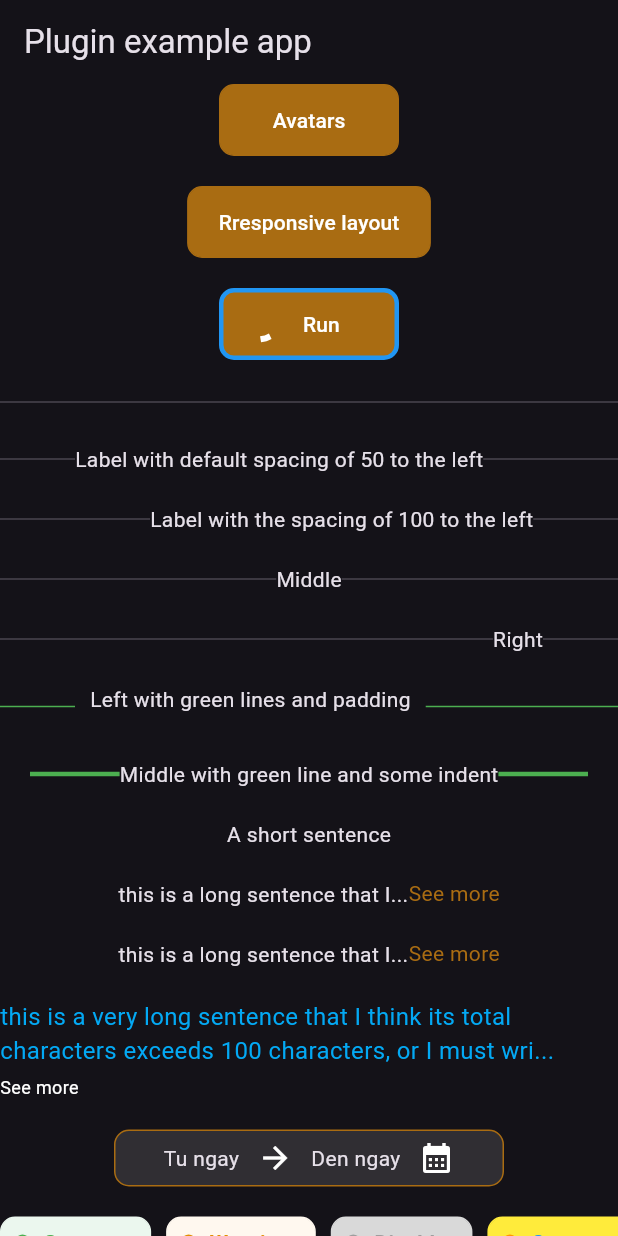
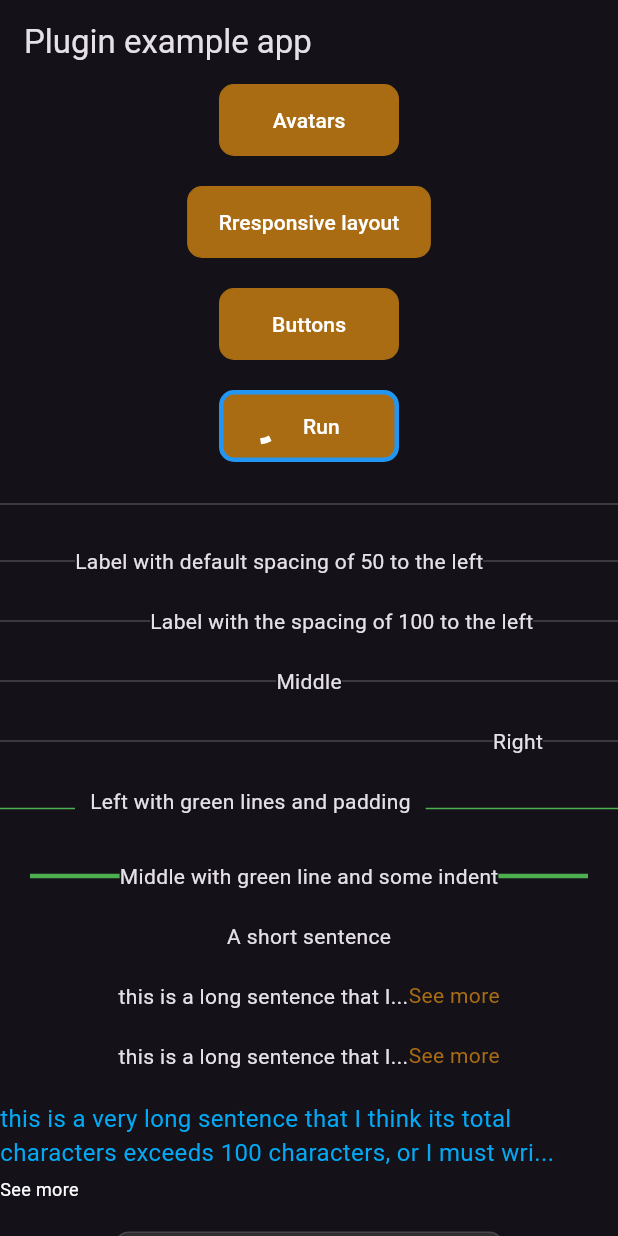
Before and after one commit to HoangPhamThai/buffalo-design, a Flutter app: the screen it shows after launch, on a phone screen of 412 x 824 dp. Run offline on Flutter 3.47's test engine with Material 2 defaults, Android fonts, the phone set to English and light mode, and no system bars; our stand-ins replace plugin_platform_interface, scroll_to_index; missing offline and left inert: dart:html.

Commit message:
optimize base border widget to make it easy to use; add appbar; update example;

```diff
--- a/example/lib/main.dart
+++ b/example/lib/main.dart
@@ -1,6 +1,7 @@
 import 'package:buffalo_design/core/base_widgets/base_widget.dart';
-import 'package:buffalo_design_example/page.dart';
 import 'package:buffalo_design_example/pages/avatar.dart';
+import 'package:buffalo_design_example/pages/button.dart';
+import 'package:buffalo_design_example/pages/responsive.dart';
 import 'package:flutter/material.dart';
 
 import 'package:buffalo_design/buffalo_design.dart';
@@ -56,9 +57,15 @@ class _MyHomeAppState extends State<MyHomeApp> {
               ),
               BFButton(
                 onPressed: () {
-                  Navigator.of(context).push(MaterialPageRoute(builder: (context) => PageScreen()));
+                  Navigator.of(context).push(MaterialPageRoute(builder: (context) => ResponsiveScreen()));
                 },
                 child: Text("Rresponsive layout"),
+              ),
+              BFButton(
+                onPressed: () {
+                  Navigator.of(context).push(MaterialPageRoute(builder: (context) => ButtonPage()));
+                },
+                child: Text("Buttons"),
               ),
               BFButton(
                 onPressed: () {
--- a/example/lib/page.dart
+++ b/example/lib/pages/responsive.dart
@@ -1,14 +1,14 @@
 import 'package:buffalo_design/buffalo_design.dart';
 import 'package:flutter/material.dart';
 
-class PageScreen extends BaseScreen {
-  const PageScreen({super.key});
+class ResponsiveScreen extends BaseScreen {
+  const ResponsiveScreen({super.key});
 
   @override
   _PageScreenState createState() => _PageScreenState();
 }
 
-class _PageScreenState extends BaseScreenState<PageScreen> {
+class _PageScreenState extends BaseScreenState<ResponsiveScreen> {
   late List<Widget> listWidget;
   @override
   void initState() {
--- a/lib/buffalo_design.dart
+++ b/lib/buffalo_design.dart
@@ -20,3 +20,4 @@ export 'package:buffalo_design/modules/animation/zoom/zoom.dart';
 export 'package:buffalo_design/modules/list/column.dart';
 export 'package:buffalo_design/modules/list/row.dart';
 export 'package:buffalo_design/modules/avatar/avatar.dart';
+export 'package:buffalo_design/modules/appbar/appbar.dart';
--- a/lib/core/base_widgets/base_border_widget.dart
+++ b/lib/core/base_widgets/base_border_widget.dart
@@ -21,7 +21,8 @@ class BaseBorderWidget extends BaseWidget {
 
   /// the border's color
   /// only work when [needBorder] is true, [strokeOnly] is false and [status] is enable
-  final Color borderColor;
+  ///  if empty, the border and background will have the same color
+  final Color? borderColor;
 
   /// the color of button when [status] is disable
   final Color disabledColor;
@@ -36,7 +37,7 @@ class BaseBorderWidget extends BaseWidget {
     this.customBorderRadius,
     this.borderWidth = 1,
     this.backgroundColor = CommonColor.primary,
-    this.borderColor = CommonColor.primary,
+    this.borderColor,
     this.disabledColor = CommonColor.disabled,
     this.height,
     this.width,
@@ -67,7 +68,7 @@ class BaseBorderWidgetState<T extends BaseBorderWidget> extends BaseWidgetState<
     if (widget.status == WidgetStatus.disable) {
       return widget.disabledColor;
     }
-    return widget.borderColor;
+    return widget.borderColor ?? widget.backgroundColor;
   }
 
   Color getBackgroundColor() {
--- a/lib/modules/button.dart
+++ b/lib/modules/button.dart
@@ -73,6 +73,16 @@ class _BuffaloButtonState extends BaseBorderWidgetState<BFButton> {
     return Container();
   }
 
+  Color getForegroundColor() {
+    if (widget.status == WidgetStatus.disable) {
+      return Colors.grey;
+    }
+    if (!widget.strokeOnly) {
+      return Colors.white;
+    }
+    return widget.contentColor ?? Theme.of(context).primaryColor;
+  }
+
   @override
   Widget build(BuildContext context) {
     return BaseBorderWidget(
@@ -101,9 +111,7 @@ class _BuffaloButtonState extends BaseBorderWidgetState<BFButton> {
                 absorbing: true,
                 child: TextButton(
                   style: ButtonStyle(
-                    foregroundColor: MaterialStateProperty.all(
-                      widget.strokeOnly ? widget.contentColor ?? Theme.of(context).primaryColor : Colors.white,
-                    ),
+                    foregroundColor: MaterialStateProperty.all(getForegroundColor()),
                   ),
                   onPressed: () {},
                   child: widget.child!,
```
Also changed, not shown: example/lib/pages/button.dart (added, +40 -0 lines), lib/modules/appbar/appbar.dart (added, +44 -0 lines).
